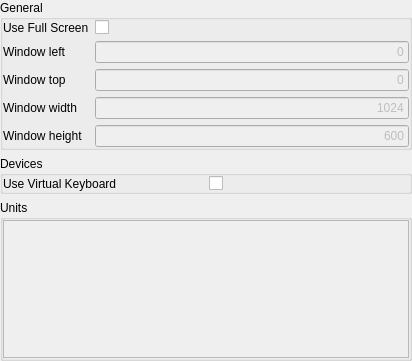
Qt form ui/settings/Main.ui (OpenFairWind/FairWindSK) before a commit.
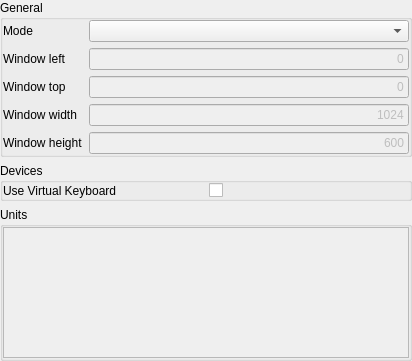
The same form after that commit.

Commit message: Changed FullScreen in a modre generic Window Mode (0: windowed, 1:maximized, 2:full screen)

```diff
--- a/ui/settings/Main.ui
+++ b/ui/settings/Main.ui
@@ -50,18 +50,10 @@
       <item row="0" column="0">
        <widget class="QLabel" name="label_fullScreen">
         <property name="text">
-         <string>Use Full Screen</string>
+         <string>Mode</string>
         </property>
        </widget>
       </item>
-      <item row="0" column="1">
-       <widget class="QCheckBox" name="checkBox_fullscreen">
-        <property name="text">
-         <string/>
-        </property>
-       </widget>
-      </item>
-
       <item row="1" column="0">
        <widget class="QLabel" name="label_windowLeft">
         <property name="text">
@@ -154,6 +146,9 @@
         </property>
        </widget>
       </item>
+      <item row="0" column="1">
+       <widget class="QComboBox" name="comboBox_windowMode"/>
+      </item>
      </layout>
     </widget>
    </item>
@@ -192,7 +187,7 @@
            <x>0</x>
            <y>0</y>
            <width>404</width>
-           <height>215</height>
+           <height>121</height>
           </rect>
          </property>
          <layout class="QGridLayout" name="gridLayout_Measures"/>
```
Left out of the diff: 6 changed lines with no effect on the pictures. Lines whose indentation alone changed are shown as unchanged. The commit also changes 6 other files.
